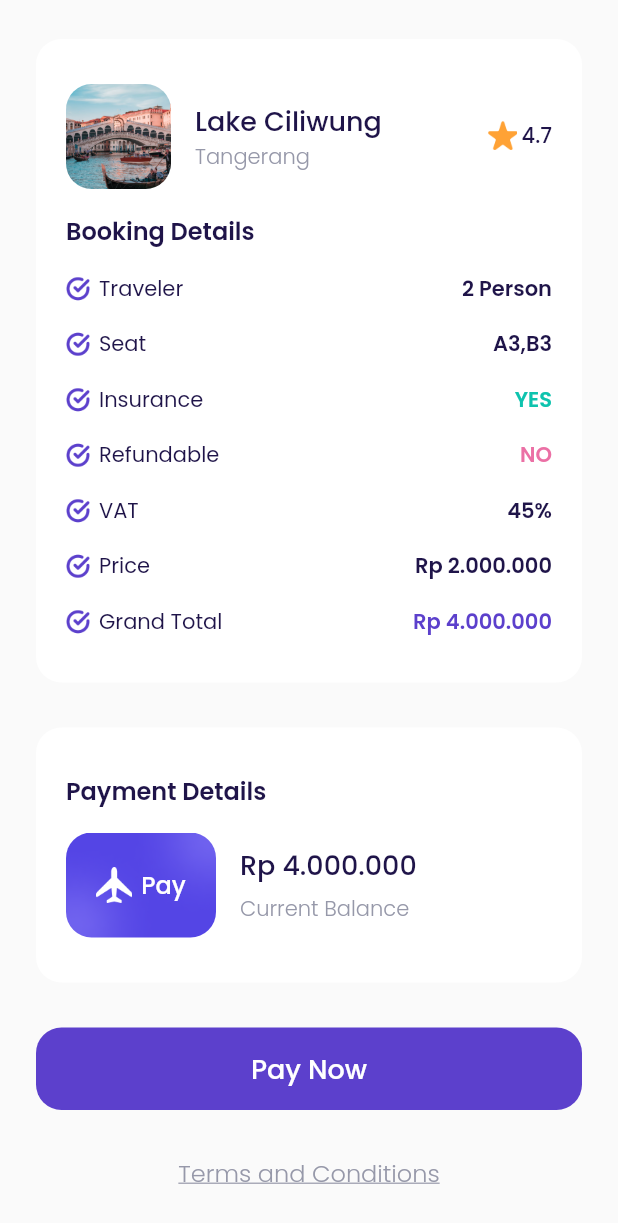
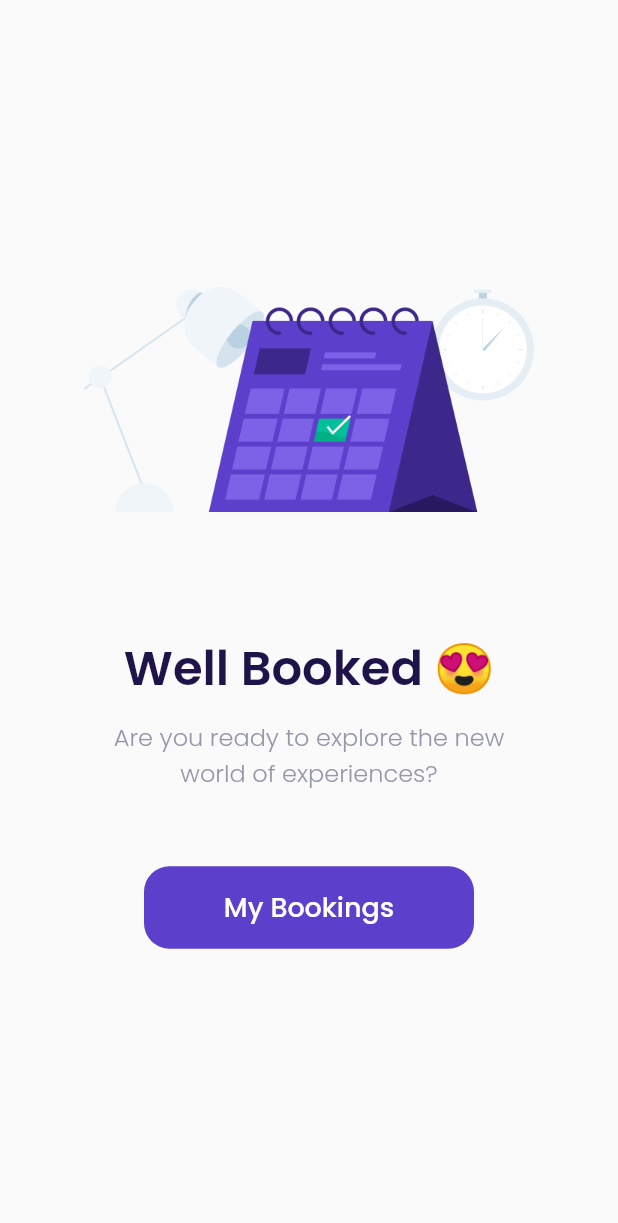
Before and after one commit to adheramaf7/airplane_app, a Flutter app: the CheckoutPage screen opened directly, scrolled down 186 dp, after a tap on "Pay Now", on a phone screen of 412 x 824 dp. Shown: the top 1223 px of the screen. Run offline on Flutter 3.47's test engine with Material 2 defaults, Android fonts, the phone set to English and light mode, and no system bars; our stand-ins replace google_fonts.

Commit message:
success checkout page

```diff
--- a/lib/ui/pages/checkout_page.dart
+++ b/lib/ui/pages/checkout_page.dart
@@ -1,3 +1,4 @@
+import 'package:airplane_app/ui/pages/success_checkout_page.dart';
 import 'package:airplane_app/ui/widgets/booking_detail_item.dart';
 import 'package:flutter/material.dart';
 import '../widgets/custom_button.dart';
@@ -291,7 +292,12 @@ class CheckoutPage extends StatelessWidget {
           ),
           CustomButton(
             title: 'Pay Now',
-            onPressed: () {},
+            onPressed: () {
+              Navigator.push(
+                  context,
+                  MaterialPageRoute(
+                      builder: (context) => SuccessCheckoutPage()));
+            },
           ),
           tacText()
         ],
--- /dev/null
+++ b/lib/ui/pages/success_checkout_page.dart
@@ -0,0 +1,55 @@
+import 'package:flutter/material.dart';
+import '../widgets/custom_button.dart';
+import './../../shared/theme.dart';
+
+class SuccessCheckoutPage extends StatelessWidget {
+  const SuccessCheckoutPage({Key? key}) : super(key: key);
+
+  @override
+  Widget build(BuildContext context) {
+    return Scaffold(
+      backgroundColor: kBackgroundColor,
+      body: Center(
+          child: Column(
+        mainAxisAlignment: MainAxisAlignment.center,
+        children: [
+          Container(
+            width: 300,
+            height: 150,
+            decoration: const BoxDecoration(
+              image: DecorationImage(
+                image: AssetImage('assets/image_success.png'),
+              ),
+            ),
+          ),
+          const SizedBox(
+            height: 80,
+          ),
+          Text(
+            'Well Booked 😍',
+            style: blackTextStyle.copyWith(fontSize: 32, fontWeight: semiBold),
+          ),
+          const SizedBox(
+            height: 10,
+          ),
+          Text(
+            'Are you ready to explore the new\nworld of experiences?',
+            style: greyTextStyle.copyWith(fontSize: 16, fontWeight: light),
+            textAlign: TextAlign.center,
+          ),
+          const SizedBox(
+            height: 50,
+          ),
+          CustomButton(
+            title: 'My Bookings',
+            onPressed: () {
+              Navigator.pushNamedAndRemoveUntil(
+                  context, '/main', (route) => false);
+            },
+            width: 220,
+          )
+        ],
+      )),
+    );
+  }
+}
```
